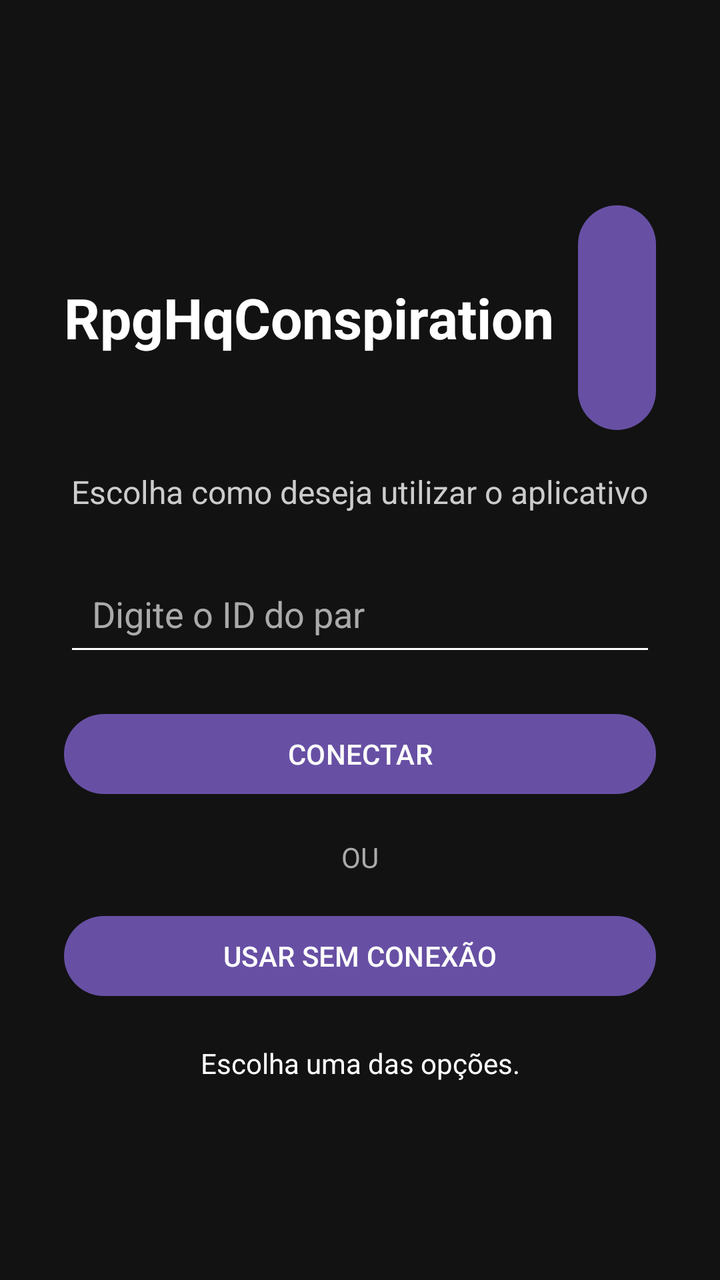
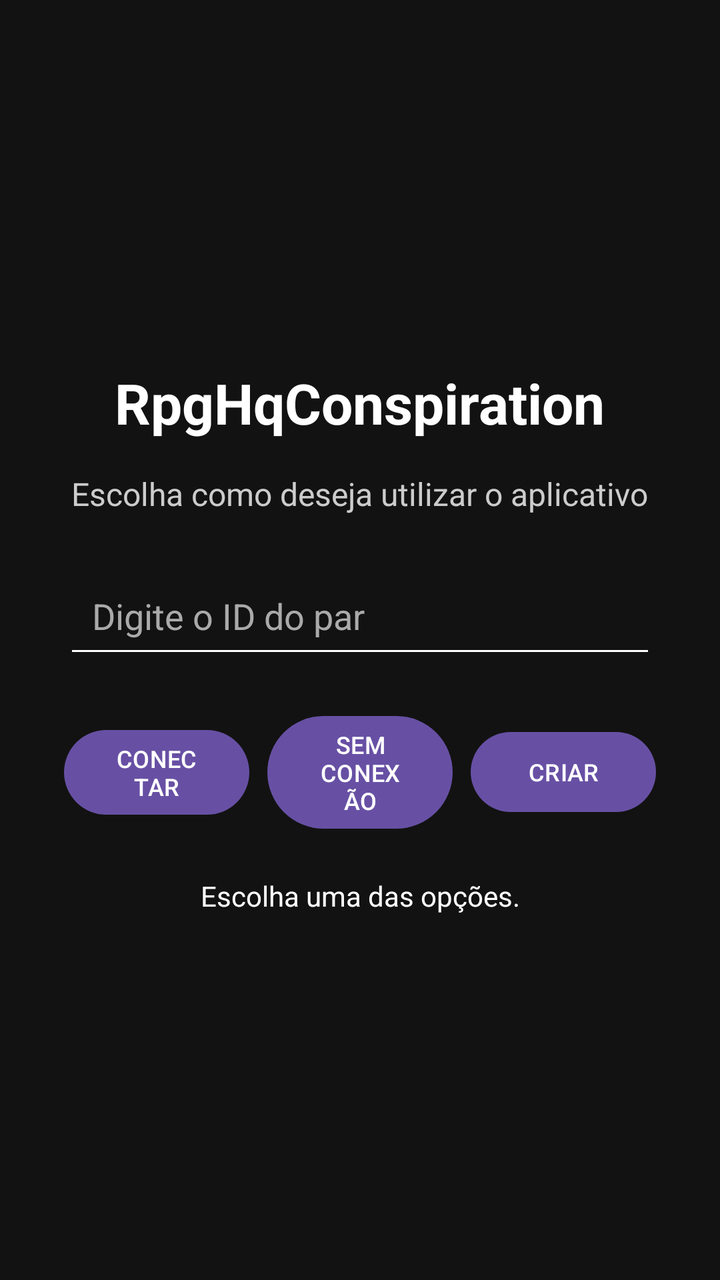

Before-and-after screenshots of an Android layout around one commit, followed by the original layout XML and the change that was made.
<!-- AndroidManifest.xml: application theme Theme.RpgHqConspiration -->
<!-- res/layout/activity_conexao.xml -->
<?xml version="1.0" encoding="utf-8"?>
<FrameLayout
    android:id="@+id/layoutConexao"
    xmlns:android="http://schemas.android.com/apk/res/android"
    android:layout_width="match_parent"
    android:layout_height="match_parent"
    android:background="#121212">

    <LinearLayout
        android:layout_width="match_parent"
        android:layout_height="match_parent"
        android:orientation="vertical"
        android:gravity="center"
        android:padding="32dp">

    <LinearLayout
        android:layout_width="match_parent"
        android:layout_height="wrap_content"
        android:orientation="horizontal"
        android:gravity="center"
        android:layout_marginBottom="16dp">

        <TextView
            android:layout_width="wrap_content"
            android:layout_height="wrap_content"
            android:text="RpgHqConspiration"
            android:textColor="#FFFFFF"
            android:textSize="28sp"
            android:textStyle="bold"/>

        <Button
            android:id="@+id/botaoVerQuadros"
            android:layout_width="wrap_content"
            android:layout_height="wrap_content"
            android:layout_marginStart="12dp"
            android:minWidth="0dp"
            android:text="QUADROS"
            android:textSize="12sp"/>
    </LinearLayout>

    <TextView
        android:layout_width="wrap_content"
        android:layout_height="wrap_content"
        android:text="Escolha como deseja utilizar o aplicativo"
        android:textColor="#CCCCCC"
        android:textSize="16sp"
        android:gravity="center"
        android:layout_marginBottom="24dp"/>

    <EditText
        android:id="@+id/campoCodigoPar"
        android:layout_width="match_parent"
        android:layout_height="wrap_content"
        android:hint="Digite o ID do par"
        android:textColor="#FFFFFF"
        android:textColorHint="#AAAAAA"
        android:inputType="text"
        android:maxLength="32"
        android:singleLine="true"
        android:padding="14dp"
        android:backgroundTint="#FFFFFF"/>

    <Button
        android:id="@+id/botaoConectar"
        android:layout_width="match_parent"
        android:layout_height="wrap_content"
        android:text="CONECTAR"
        android:layout_marginTop="20dp"/>

    <TextView
        android:id="@+id/textoOu"
        android:layout_width="wrap_content"
        android:layout_height="wrap_content"
        android:text="OU"
        android:textColor="#AAAAAA"
        android:layout_marginTop="18dp"
        android:layout_marginBottom="8dp"/>

    <Button
        android:id="@+id/botaoUsarSemConexao"
        android:layout_width="match_parent"
        android:layout_height="wrap_content"
        android:text="USAR SEM CONEXÃO"
        android:layout_marginTop="8dp"/>

    <TextView
        android:id="@+id/statusConexao"
        android:layout_width="match_parent"
        android:layout_height="wrap_content"
        android:text="Escolha uma das opções."
        android:textColor="#FFFFFF"
        android:textSize="14sp"
        android:gravity="center"
        android:layout_marginTop="20dp"/>

    </LinearLayout>

    <ScrollView
        android:id="@+id/statusConexaoAtivo"
        android:layout_width="match_parent"
        android:layout_height="140dp"
        android:layout_gravity="top"
        android:layout_marginStart="32dp"
        android:layout_marginEnd="32dp"
        android:background="#121212"
        android:visibility="gone"
        android:clickable="false"
        android:focusable="false"
        android:fillViewport="true"
        android:elevation="16dp">

        <TextView
            android:id="@+id/textoStatusConexaoAtivo"
            android:layout_width="match_parent"
            android:layout_height="wrap_content"
            android:padding="8dp"
            android:textColor="#FFFFFF"
            android:textSize="14sp"
            android:gravity="top|center_horizontal"/>
    </ScrollView>

</FrameLayout>
<!-- resources referenced by this layout -->
<resources>
  <style name="Theme.RpgHqConspiration" parent="Base.Theme.RpgHqConspiration" />
  <style name="Base.Theme.RpgHqConspiration" parent="Theme.Material3.DayNight.NoActionBar">
          
          
      </style>
</resources>

<!-- the commit's change to res/layout/activity_conexao.xml (unified diff, before → after) -->
@@ -13,30 +13,14 @@
         android:gravity="center"
         android:padding="32dp">
 
-    <LinearLayout
-        android:layout_width="match_parent"
-        android:layout_height="wrap_content"
-        android:orientation="horizontal"
-        android:gravity="center"
-        android:layout_marginBottom="16dp">
-
         <TextView
             android:layout_width="wrap_content"
             android:layout_height="wrap_content"
             android:text="RpgHqConspiration"
             android:textColor="#FFFFFF"
             android:textSize="28sp"
-            android:textStyle="bold"/>
-
-        <Button
-            android:id="@+id/botaoVerQuadros"
-            android:layout_width="wrap_content"
-            android:layout_height="wrap_content"
-            android:layout_marginStart="12dp"
-            android:minWidth="0dp"
-            android:text="QUADROS"
-            android:textSize="12sp"/>
-    </LinearLayout>
+            android:textStyle="bold"
+            android:layout_marginBottom="16dp"/>
 
     <TextView
         android:layout_width="wrap_content"
@@ -60,28 +44,44 @@
         android:padding="14dp"
         android:backgroundTint="#FFFFFF"/>
 
-    <Button
-        android:id="@+id/botaoConectar"
-        android:layout_width="match_parent"
-        android:layout_height="wrap_content"
-        android:text="CONECTAR"
-        android:layout_marginTop="20dp"/>
+        <LinearLayout
+            android:layout_width="match_parent"
+            android:layout_height="wrap_content"
+            android:orientation="horizontal"
+            android:gravity="center"
+            android:layout_marginTop="20dp">
 
-    <TextView
-        android:id="@+id/textoOu"
-        android:layout_width="wrap_content"
-        android:layout_height="wrap_content"
-        android:text="OU"
-        android:textColor="#AAAAAA"
-        android:layout_marginTop="18dp"
-        android:layout_marginBottom="8dp"/>
+            <Button
+                android:id="@+id/botaoConectar"
+                android:layout_width="0dp"
+                android:layout_height="wrap_content"
+                android:layout_weight="1"
+                android:layout_marginEnd="6dp"
+                android:minWidth="0dp"
+                android:text="CONECTAR"
+                android:textSize="12sp"/>
 
-    <Button
-        android:id="@+id/botaoUsarSemConexao"
-        android:layout_width="match_parent"
-        android:layout_height="wrap_content"
-        android:text="USAR SEM CONEXÃO"
-        android:layout_marginTop="8dp"/>
+            <Button
+                android:id="@+id/botaoUsarSemConexao"
+                android:layout_width="0dp"
+                android:layout_height="wrap_content"
+                android:layout_weight="1"
+                android:layout_marginStart="3dp"
+                android:layout_marginEnd="3dp"
+                android:minWidth="0dp"
+                android:text="SEM CONEXÃO"
+                android:textSize="12sp"/>
+
+            <Button
+                android:id="@+id/botaoCriar"
+                android:layout_width="0dp"
+                android:layout_height="wrap_content"
+                android:layout_weight="1"
+                android:layout_marginStart="6dp"
+                android:minWidth="0dp"
+                android:text="CRIAR"
+                android:textSize="12sp"/>
+        </LinearLayout>
 
     <TextView
         android:id="@+id/statusConexao"
